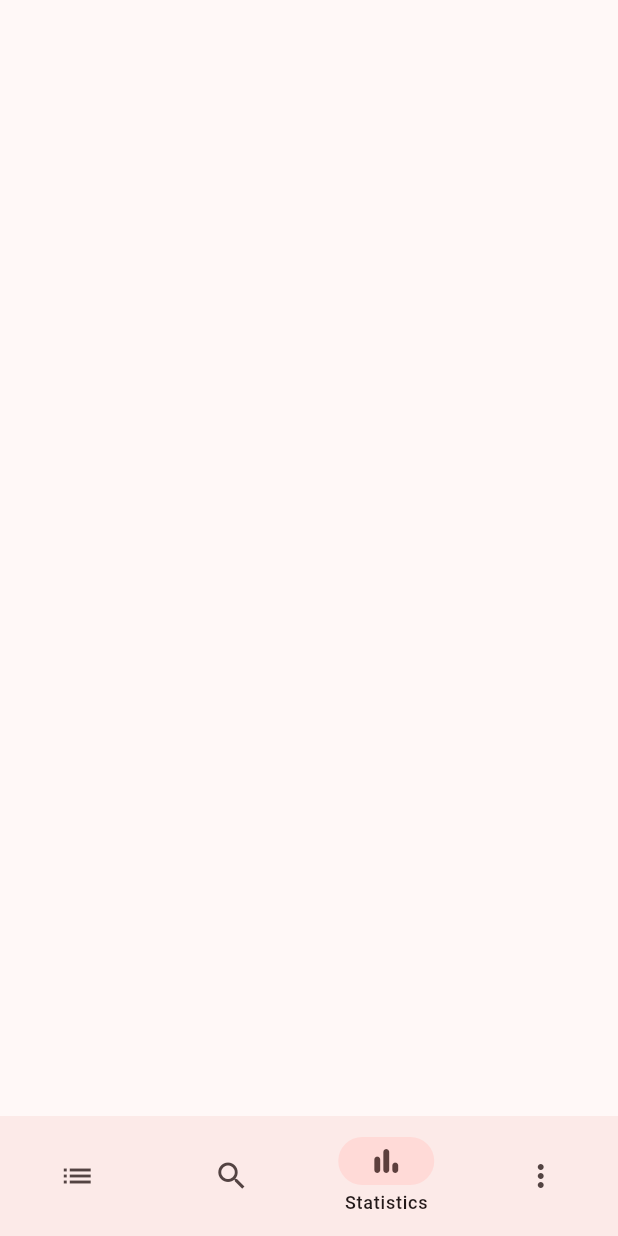
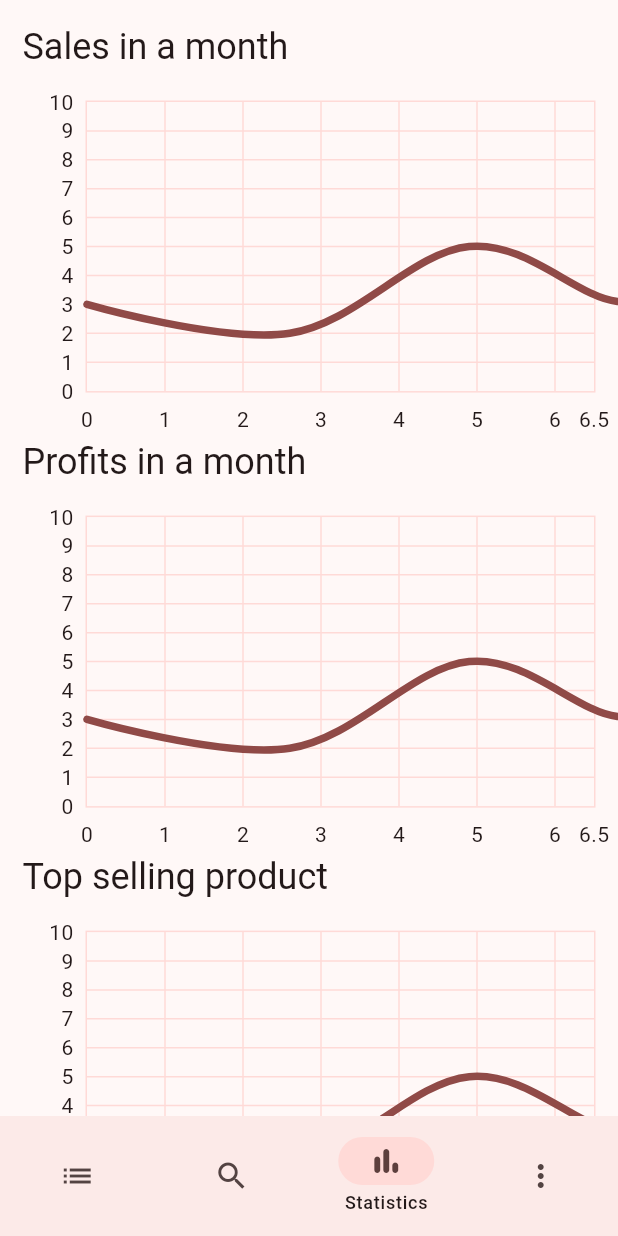
Before and after one commit to SirusCodes/stocker, a Flutter app: the screen it shows after launch, item 3 of the bottom bar chosen, on a phone screen of 412 x 824 dp. Run offline on Flutter 3.47's test engine with Material 2 defaults, Android fonts, the phone set to English and light mode, and no system bars; drawn by our look-alikes of fl_chart; our stand-ins replace equatable, flutter_riverpod.

Commit message:
feat: add basic graphs

```diff
--- a/lib/features/home/presentation/home_base.dart
+++ b/lib/features/home/presentation/home_base.dart
@@ -3,6 +3,7 @@ import 'package:flutter/material.dart';
 import '../widgets/category_list_section.dart';
 import '../widgets/more_section.dart';
 import '../widgets/search_section.dart';
+import '../widgets/statistics_section.dart';
 
 class HomeBase extends StatefulWidget {
   const HomeBase({Key? key}) : super(key: key);
@@ -18,7 +19,7 @@ class _HomeBaseState extends State<HomeBase> {
   static const List<Widget> _homeScreens = [
     CategoryListSection(),
     SearchSection(),
-    SizedBox.shrink(),
+    StatisticsSection(),
     MoreSection(),
   ];
 
--- /dev/null
+++ b/lib/features/home/widgets/statistics_section.dart
@@ -0,0 +1,117 @@
+import 'package:fl_chart/fl_chart.dart';
+import 'package:flutter/material.dart';
+
+class StatisticsSection extends StatefulWidget {
+  const StatisticsSection({Key? key}) : super(key: key);
+
+  @override
+  State<StatisticsSection> createState() => _StatisticsSectionState();
+}
+
+class _StatisticsSectionState extends State<StatisticsSection> {
+  @override
+  Widget build(BuildContext context) {
+    return ListView(
+      padding: const EdgeInsets.all(15),
+      children: [
+        _buildGraph(title: "Sales in a month"),
+        _buildGraph(title: "Profits in a month"),
+        _buildGraph(title: "Top selling product"),
+        _buildGraph(title: "Most profitable product"),
+      ],
+    );
+  }
+
+  Widget _buildGraph({
+    required String title,
+  }) {
+    return Column(
+      crossAxisAlignment: CrossAxisAlignment.start,
+      children: [
+        Text(
+          title,
+          style: Theme.of(context).textTheme.headlineSmall,
+        ),
+        const SizedBox(height: 20),
+        AspectRatio(
+          aspectRatio: 1.70,
+          child: LineChart(_getLineChartData()),
+        ),
+      ],
+    );
+  }
+
+  LineChartData _getLineChartData() {
+    final colorScheme = Theme.of(context).colorScheme;
+    return LineChartData(
+      borderData: FlBorderData(
+        show: true,
+        border: Border.all(color: colorScheme.primaryContainer),
+      ),
+      gridData: FlGridData(
+        show: true,
+        horizontalInterval: 1,
+        verticalInterval: 1,
+        getDrawingHorizontalLine: (value) {
+          return FlLine(
+            color: colorScheme.primaryContainer,
+            strokeWidth: 1,
+          );
+        },
+        getDrawingVerticalLine: (value) {
+          return FlLine(
+            color: colorScheme.primaryContainer,
+            strokeWidth: 1,
+          );
+        },
+      ),
+      titlesData: FlTitlesData(
+        show: true,
+        rightTitles: AxisTitles(
+          sideTitles: SideTitles(showTitles: false),
+        ),
+        topTitles: AxisTitles(
+          sideTitles: SideTitles(showTitles: false),
+        ),
+        bottomTitles: AxisTitles(
+          sideTitles: SideTitles(
+            showTitles: true,
+            reservedSize: 30,
+            interval: 1,
+          ),
+        ),
+        leftTitles: AxisTitles(
+          sideTitles: SideTitles(
+            showTitles: true,
+            interval: 1,
+            reservedSize: 42,
+          ),
+        ),
+      ),
+      minX: 0,
+      maxX: 6.5,
+      minY: 0,
+      maxY: 10,
+      lineBarsData: [
+        LineChartBarData(
+          spots: const [
+            FlSpot(0, 3),
+            FlSpot(2.6, 2),
+            FlSpot(4.9, 5),
+            FlSpot(6.8, 3.1),
+            FlSpot(8, 4),
+            FlSpot(9.5, 3),
+            FlSpot(11, 4),
+          ],
+          isCurved: true,
+          barWidth: 5,
+          color: colorScheme.primary,
+          isStrokeCapRound: true,
+          dotData: FlDotData(
+            show: false,
+          ),
+        ),
+      ],
+    );
+  }
+}
--- a/pubspec.yaml
+++ b/pubspec.yaml
@@ -34,6 +34,7 @@ dependencies:
   equatable: ^2.0.3
   flutter_riverpod: ^1.0.3
   intl: ^0.17.0
+  fl_chart: ^0.50.1
 
 dev_dependencies:
   flutter_test:
```
Also changed, not shown: pubspec.lock.
